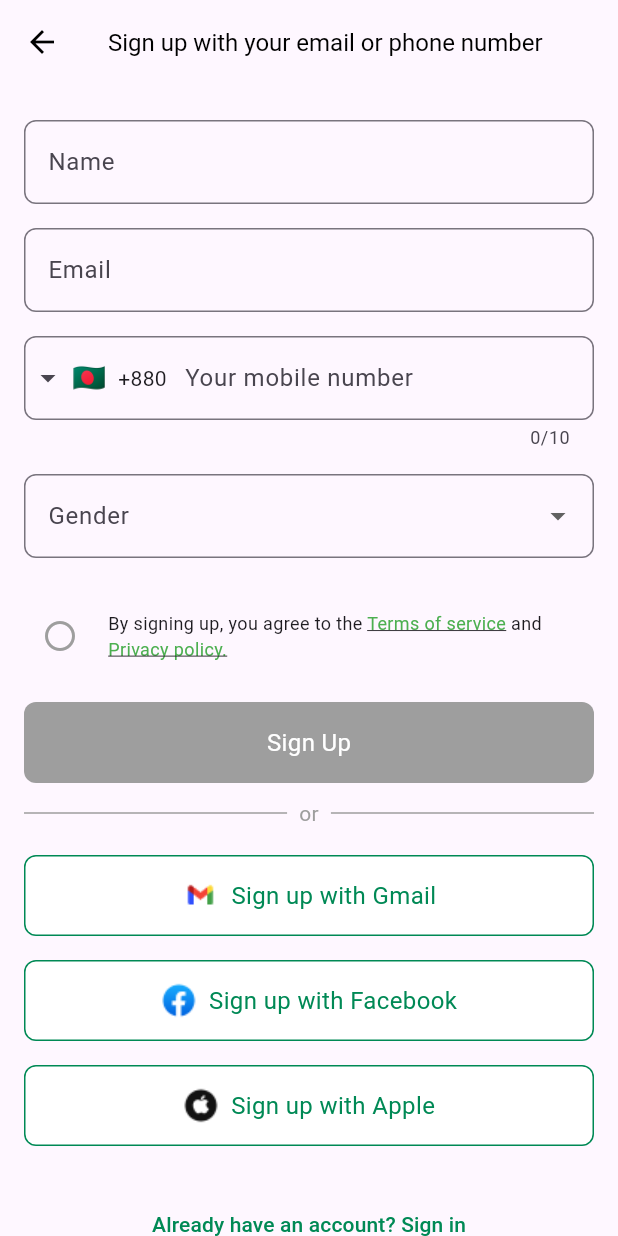
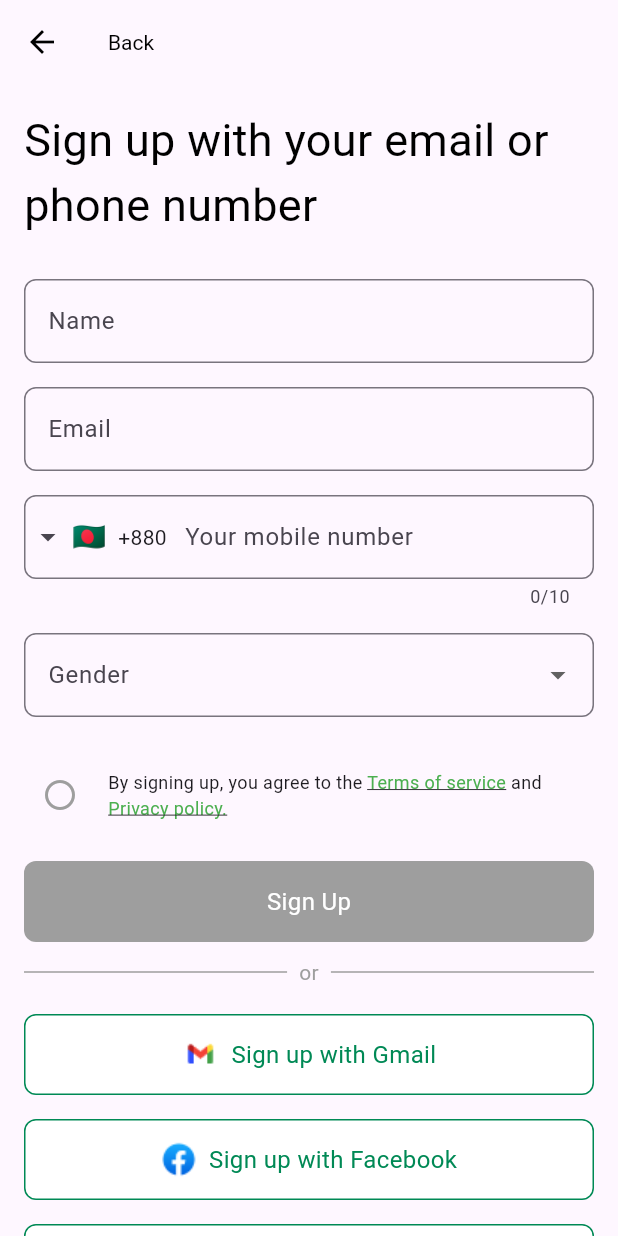
Before and after one commit to Ammaralshalet/app_with_team, a Flutter app: the SignUpScreen screen opened directly, on a phone screen of 412 x 824 dp. Run offline on Flutter 3.47's test engine with Material 3 defaults, Android fonts, the phone set to English and light mode, and no system bars; drawn by our look-alikes of intl_phone_field; our stand-ins replace dio.

Commit message:
edit on sign_up

```diff
--- a/lib/Auth/res/strings.dart
+++ b/lib/Auth/res/strings.dart
@@ -25,3 +25,4 @@ const String skipForNow = 'Skip for now';
 const String welcome = 'Welcome';
 const String textExperience = 'Have a better sharing experience';
 const String creatAccount = 'Create an account';
+const String textSignUp = 'Sign up with your email or phone number';
--- a/lib/Auth/view/pages/onboarding_screen.dart
+++ b/lib/Auth/view/pages/onboarding_screen.dart
@@ -52,7 +52,9 @@ class OnboardingScreenState extends State<OnboardingScreen> {
           Column(
             children: [
               Padding(
-                padding: iconPadding,
+                padding: iconPadding.copyWith(
+                  top: iconPadding.top + 15,
+                ),
                 child: Container(
                   alignment: Alignment.centerRight,
                   child: GestureDetector(
--- a/lib/Auth/view/pages/sign_up_screen.dart
+++ b/lib/Auth/view/pages/sign_up_screen.dart
@@ -1,3 +1,4 @@
+import 'package:app_with_team/Auth/res/strings.dart';
 import 'package:app_with_team/Auth/view/pages/set_password.dart';
 import 'package:app_with_team/Auth/view/widget/Buttons.dart';
 import 'package:app_with_team/Auth/view/widget/TextFields.dart';
@@ -22,8 +23,12 @@ class _SignUpScreenState extends State<SignUpScreen> {
         backgroundColor: Colors.transparent,
         elevation: 0,
         title: const Text(
-          'Sign up with your email or phone number',
-          style: TextStyle(color: Colors.black, fontSize: 16),
+          'Back',
+          textAlign: TextAlign.start,
+          style: TextStyle(
+            color: Colors.black,
+            fontSize: 14,
+          ),
         ),
         leading: const BackButton(
           color: Colors.black,
@@ -35,18 +40,26 @@ class _SignUpScreenState extends State<SignUpScreen> {
           child: Column(
             crossAxisAlignment: CrossAxisAlignment.start,
             children: [
+              const Text(
+                textSignUp,
+                style: TextStyle(
+                  color: Colors.black,
+                  fontSize: 30,
+                ),
+              ),
+              const SizedBox(height: 20),
               const CustomTextField(labelText: 'Name'),
               const CustomTextField(labelText: 'Email'),
               Padding(
                 padding: const EdgeInsets.symmetric(vertical: 8.0),
                 child: IntlPhoneField(
-                  decoration: InputDecoration(
+                  decoration: const InputDecoration(
                     labelText: 'Your mobile number',
                     border: OutlineInputBorder(
                       borderSide: BorderSide(
                         color: Colors.grey,
                       ),
-                      borderRadius: const BorderRadius.all(Radius.circular(8)),
+                      borderRadius: BorderRadius.all(Radius.circular(8)),
                     ),
                   ),
                   initialCountryCode: 'BD',
@@ -58,9 +71,9 @@ class _SignUpScreenState extends State<SignUpScreen> {
               Padding(
                 padding: const EdgeInsets.symmetric(vertical: 8.0),
                 child: DropdownButtonFormField<String>(
-                  decoration: InputDecoration(
+                  decoration: const InputDecoration(
                     labelText: 'Gender',
-                    border: const OutlineInputBorder(
+                    border: OutlineInputBorder(
                       borderRadius: BorderRadius.all(Radius.circular(8)),
                     ),
                   ),
```
